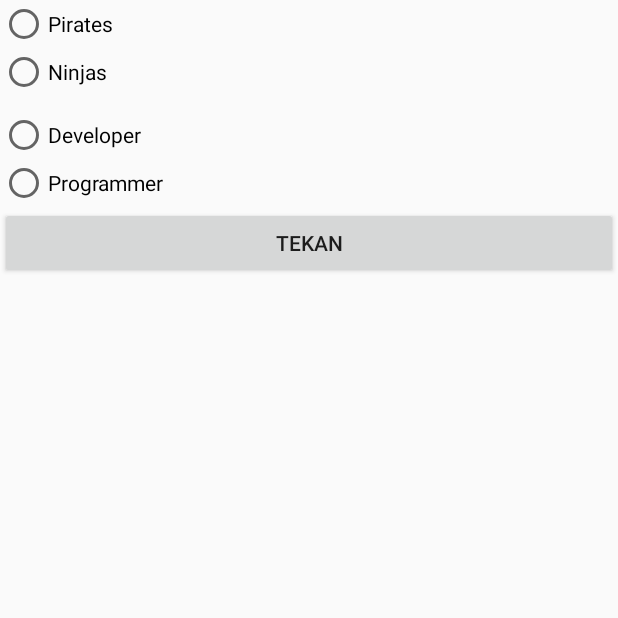
After one commit to feetbo90/ProgrammingMaster2, an Android app: the RadioGroupActivity screen opened directly, with no data from a screen before it, on a phone screen of 412 x 824 dp, the top half of it. The commit adds this screen. Run offline under Robolectric (Android 15) with nearby library versions, the light colour scheme and no system bars.

Commit message:
Input Radio Group and Radio Button

```diff
--- a/app/src/main/AndroidManifest.xml
+++ b/app/src/main/AndroidManifest.xml
@@ -20,7 +20,8 @@
         <activity android:name=".SharedPreferencesExample" />
         <activity android:name=".LoginActivity" />
         <activity android:name=".BelajarFragment" />
-        <activity android:name=".ActivityFragmentDynamic"/>
+        <activity android:name=".ActivityFragmentDynamic" />
+        <activity android:name=".RadioGroupActivity"></activity>
     </application>
 
 </manifest>
--- /dev/null
+++ b/app/src/main/java/master/programming/programmingmaster/RadioGroupActivity.kt
@@ -0,0 +1,55 @@
+package master.programming.programmingmaster
+
+import android.content.Intent
+import android.support.v7.app.AppCompatActivity
+import android.os.Bundle
+import android.view.View
+import android.widget.RadioButton
+import android.widget.Toast
+import kotlinx.android.synthetic.main.activity_radio_group.*
+
+class RadioGroupActivity : AppCompatActivity() {
+
+    var radioProfesi = ""
+
+    override fun onCreate(savedInstanceState: Bundle?) {
+        super.onCreate(savedInstanceState)
+        setContentView(R.layout.activity_radio_group)
+
+        radio_developer.setOnClickListener {
+            radioProfesi = "Developer"
+            Toast.makeText(applicationContext, "Ini $radioProfesi", Toast.LENGTH_LONG).show()
+
+        }
+
+        radio_programmer.setOnClickListener {
+            radioProfesi = "Programmer"
+            Toast.makeText(applicationContext, "Ini $radioProfesi", Toast.LENGTH_LONG).show()
+
+        }
+
+        btn.setOnClickListener {
+            if (radioProfesi.equals("")){
+                Toast.makeText(applicationContext, "Masih Kosong", Toast.LENGTH_LONG).show()
+            } else {
+                //.val intent = Intent()
+            }
+        }
+    }
+
+    fun onRadioButtonClicked(v : View) {
+        if (v is RadioButton) {
+            val checked = v.isChecked
+
+            when(v.id)
+            {
+                R.id.radio_pirates -> if (checked) {
+                    Toast.makeText(applicationContext, "Ini Pirates", Toast.LENGTH_LONG).show()
+                }
+                R.id.radio_ninjas -> if(checked) {
+                    Toast.makeText(applicationContext, "ini ninjas", Toast.LENGTH_LONG).show()
+                }
+            }
+        }
+    }
+}
--- /dev/null
+++ b/app/src/main/res/layout/activity_radio_group.xml
@@ -0,0 +1,55 @@
+<?xml version="1.0" encoding="utf-8"?>
+<LinearLayout xmlns:android="http://schemas.android.com/apk/res/android"
+    xmlns:app="http://schemas.android.com/apk/res-auto"
+    xmlns:tools="http://schemas.android.com/tools"
+    android:layout_width="match_parent"
+    android:layout_height="match_parent"
+    android:orientation="vertical"
+    tools:context=".RadioGroupActivity">
+
+    <RadioGroup xmlns:android="http://schemas.android.com/apk/res/android"
+        android:layout_width="match_parent"
+        android:layout_height="wrap_content"
+        android:orientation=    "vertical">
+        <RadioButton android:id="@+id/radio_pirates"
+            android:layout_width="wrap_content"
+            android:layout_height="wrap_content"
+            android:text="@string/pirates"
+            android:onClick="onRadioButtonClicked"/>
+        <RadioButton android:id="@+id/radio_ninjas"
+            android:layout_width="wrap_content"
+            android:layout_height="wrap_content"
+            android:text="@string/ninjas"
+            android:onClick="onRadioButtonClicked"/>
+    </RadioGroup>
+
+
+
+    <RadioGroup xmlns:android="http://schemas.android.com/apk/res/android"
+        android:layout_width="match_parent"
+        android:layout_height="wrap_content"
+        android:layout_marginTop="10dp"
+        android:orientation=    "vertical">
+        <RadioButton android:id="@+id/radio_developer"
+            android:layout_width="wrap_content"
+            android:layout_height="wrap_content"
+            android:text="@string/developer"/>
+        <RadioButton android:id="@+id/radio_programmer"
+            android:layout_width="wrap_content"
+            android:layout_height="wrap_content"
+            android:text="@string/programmer"/>
+    </RadioGroup>
+
+    <Button
+        android:id="@+id/btn"
+        android:layout_width="match_parent"
+        android:layout_height="wrap_content"
+        android:text="Tekan"/>
+
+    <FrameLayout
+        android:layout_width="match_parent"
+        android:layout_height="match_parent">
+
+    </FrameLayout>
+
+</LinearLayout>
--- a/app/src/main/res/values/strings.xml
+++ b/app/src/main/res/values/strings.xml
@@ -19,6 +19,10 @@
     <string name="tekanDariActivity">Dari Activity</string>
     <string name="close">Close</string>
     <string name="open">Open Button</string>
+    <string name="pirates">Pirates</string>
+    <string name="ninjas">Ninjas</string>
+    <string name="developer">Developer</string>
+    <string name="programmer">Programmer</string>
 
     <string-array name="planets_array">
         <item>Mercury</item>
```
